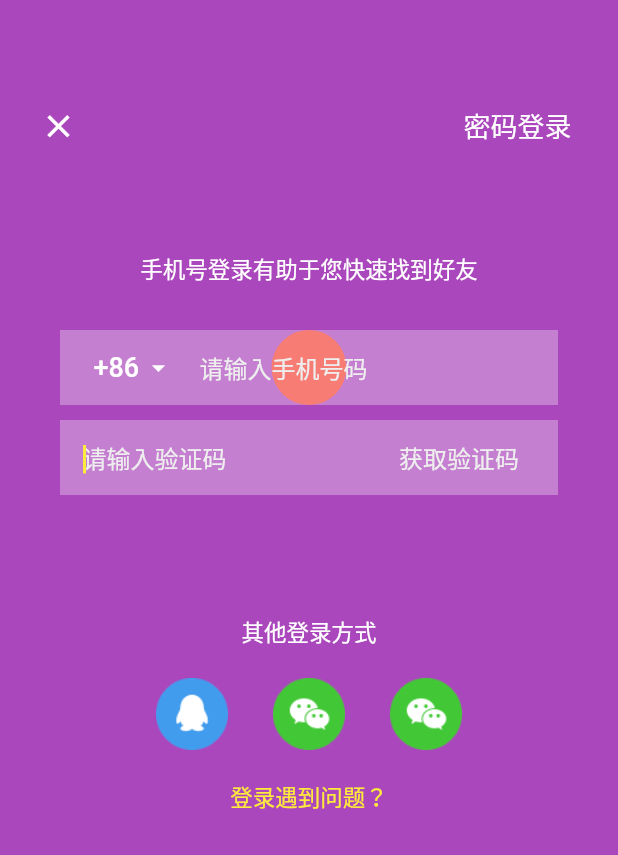
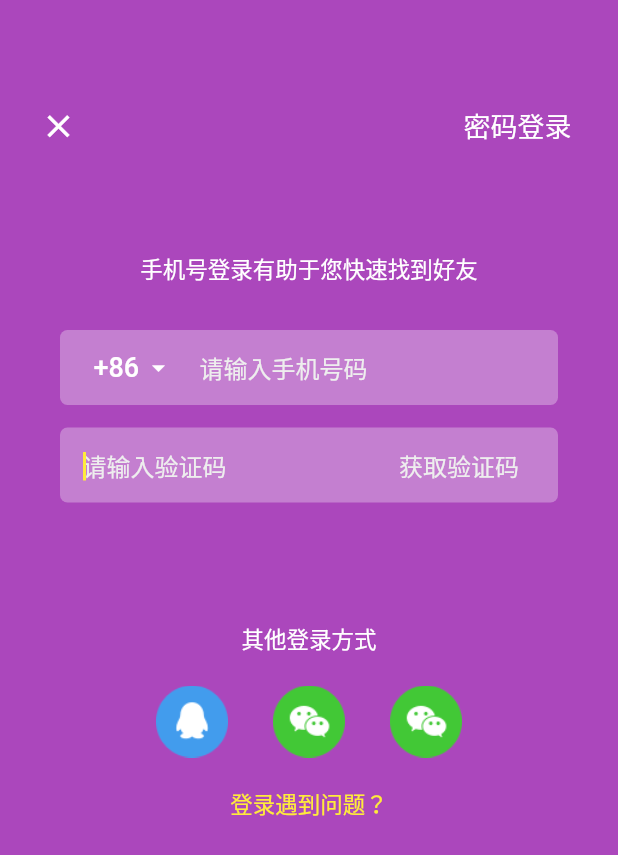
Before and after one commit to opvexe/FlutterToikLogin, a Flutter app: the screen it shows after launch, on a phone screen of 412 x 824 dp. Shown: the top 855 px of the screen. Run offline on Flutter 3.47's test engine with Material 2 defaults, Android fonts, the phone set to English and light mode, and no system bars.

Commit message:
no message

```diff
--- a/flutterlogin/lib/login.dart
+++ b/flutterlogin/lib/login.dart
@@ -69,16 +69,14 @@ class loginWidget extends StatelessWidget {
           Container(
             width: double.infinity,
             height: 50.0,
-            color: Colors.white30,
             margin: const EdgeInsets.only(left: 40.0, right: 40.0, top: 30.0),
             padding: EdgeInsets.only(left: 5.0, right: 5.0),
             alignment: Alignment.center,
 
-            decoration: BoxDecoration(
-              shape: BoxShape.circle,
-              color: Colors.red,
-            ),
-
+          decoration: BoxDecoration(
+            color: Colors.white30, //颜色加在装饰内部
+            borderRadius: BorderRadius.circular(5.0),
+          ),
             child: Row(
               mainAxisAlignment: MainAxisAlignment.start,
               children: <Widget>[
@@ -104,10 +102,13 @@ class loginWidget extends StatelessWidget {
           Container(
             width: double.infinity,
             height: 50.0,
-            color: Colors.white30,
-            margin: const EdgeInsets.only(left: 40.0, right: 40.0, top: 10.0),
+            margin: const EdgeInsets.only(left: 40.0, right: 40.0, top: 15.0),
             padding: EdgeInsets.only(left: 5.0, right: 5.0),
             alignment: Alignment.center,
+            decoration: BoxDecoration(
+              color: Colors.white30,
+              borderRadius: BorderRadius.circular(5.0),
+            ),
             child: Row(
               mainAxisAlignment: MainAxisAlignment.start,
               children: <Widget>[
```
Also changed, not shown: flutterlogin/lib/password.dart (added, +15 -0 lines).
